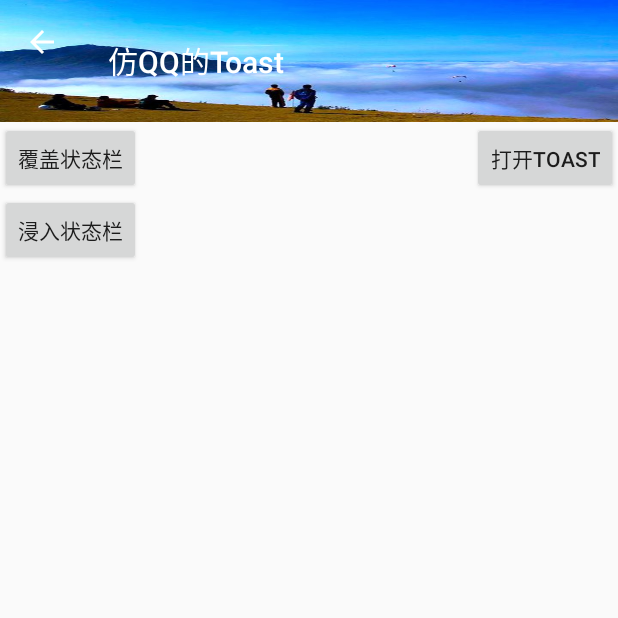
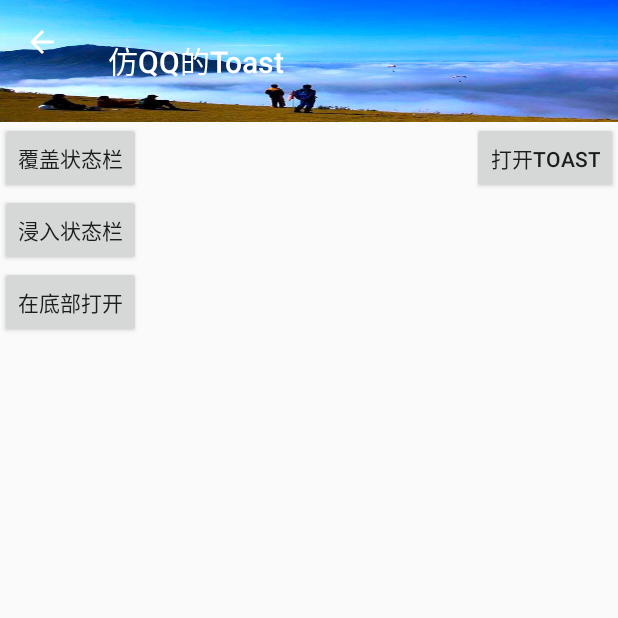
Before and after one commit to zylgg/snackbardemo-master, an Android app: the screen it shows after launch (MainActivity), on a phone screen of 412 x 824 dp, the top half of it. Run offline under Robolectric (Android 15) with nearby library versions, the phone set to English and light mode, and no system bars.

Commit message:
。。。

```diff
--- a/app/build.gradle
+++ b/app/build.gradle
@@ -2,7 +2,7 @@ apply plugin: 'com.android.application'
 
 android {
     compileSdkVersion 25
-    buildToolsVersion "25.0.2"
+    buildToolsVersion '26.0.2'
 
     defaultConfig {
         applicationId "com.example.tfhr02.snackbardemo"
@@ -20,7 +20,7 @@ android {
 }
 
 dependencies {
-    compile fileTree(dir: 'libs', include: ['*.jar'])
+    compile fileTree(include: ['*.jar'], dir: 'libs')
     testCompile 'junit:junit:4.12'
     compile 'com.android.support:appcompat-v7:25.0.0'
 }
--- a/app/src/main/java/com/example/tfhr02/snackbardemo/MainActivity.java
+++ b/app/src/main/java/com/example/tfhr02/snackbardemo/MainActivity.java
@@ -49,7 +49,8 @@ public class MainActivity extends AppCompatActivity implements View.OnClickListe
                 break;
             case R.id.bt_toast:
                 String toast = bt_toast.getText().toString();
-                Toast.makeText(this, toast, Toast.LENGTH_SHORT).show();
+//                Toast.makeText(this, toast, Toast.LENGTH_SHORT).show();
+                MyToast.makeText(this,toast,MyToast.LENGTH_LONG).show();
                 break;
         }
 
--- a/app/src/main/res/layout/activity_main.xml
+++ b/app/src/main/res/layout/activity_main.xml
@@ -32,7 +32,7 @@
         android:layout_width="wrap_content"
         android:layout_height="wrap_content"
         android:layout_below="@+id/bt_hello2"
-        android:visibility="invisible"
+        android:visibility="visible"
         android:text="在底部打开" />
     <Button
         android:id="@+id/bt_toast"
--- /dev/null
+++ b/app/src/main/res/values-v19/styles.xml
@@ -0,0 +1,12 @@
+<resources>
+
+    <!-- Base application theme. -->
+    <style name="AppTheme" parent="Theme.AppCompat.Light.NoActionBar">
+        <!-- Customize your theme here. -->
+        <item name="colorPrimary">@color/transparent</item>
+        <item name="colorPrimaryDark">@color/transparent</item>
+        <item name="colorAccent">@color/colorAccent</item>
+        <item name="android:windowTranslucentStatus">true</item>
+    </style>
+
+</resources>
--- a/app/src/main/res/values-v23/styles.xml
+++ b/app/src/main/res/values-v23/styles.xml
@@ -7,7 +7,6 @@
         <item name="colorPrimaryDark">@color/transparent</item>
         <item name="colorAccent">@color/colorAccent</item>
         <item name="android:windowTranslucentStatus">true</item>
-        <item name="android:windowTranslucentNavigation">false</item>
     </style>
 
 </resources>
--- a/app/src/main/res/values/dimens.xml
+++ b/app/src/main/res/values/dimens.xml
@@ -2,4 +2,6 @@
     <!-- Default screen margins, per the Android Design guidelines. -->
     <dimen name="activity_horizontal_margin">16dp</dimen>
     <dimen name="activity_vertical_margin">16dp</dimen>
+    <integer name="config_toastDefaultGravity">0x00000051</integer>
+    <dimen name="toast_y_offset">64dip</dimen>
 </resources>
```
Also changed, not shown: app/src/main/java/com/example/tfhr02/snackbardemo/MySnackbarUtils.java (+5 -2 lines).
